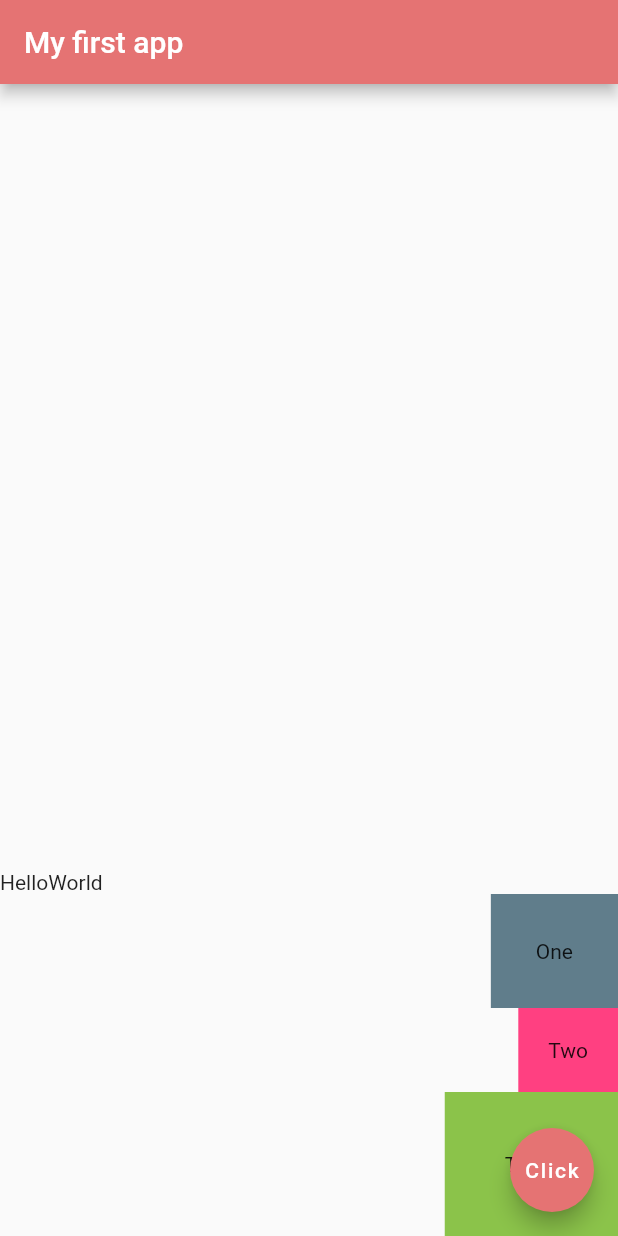
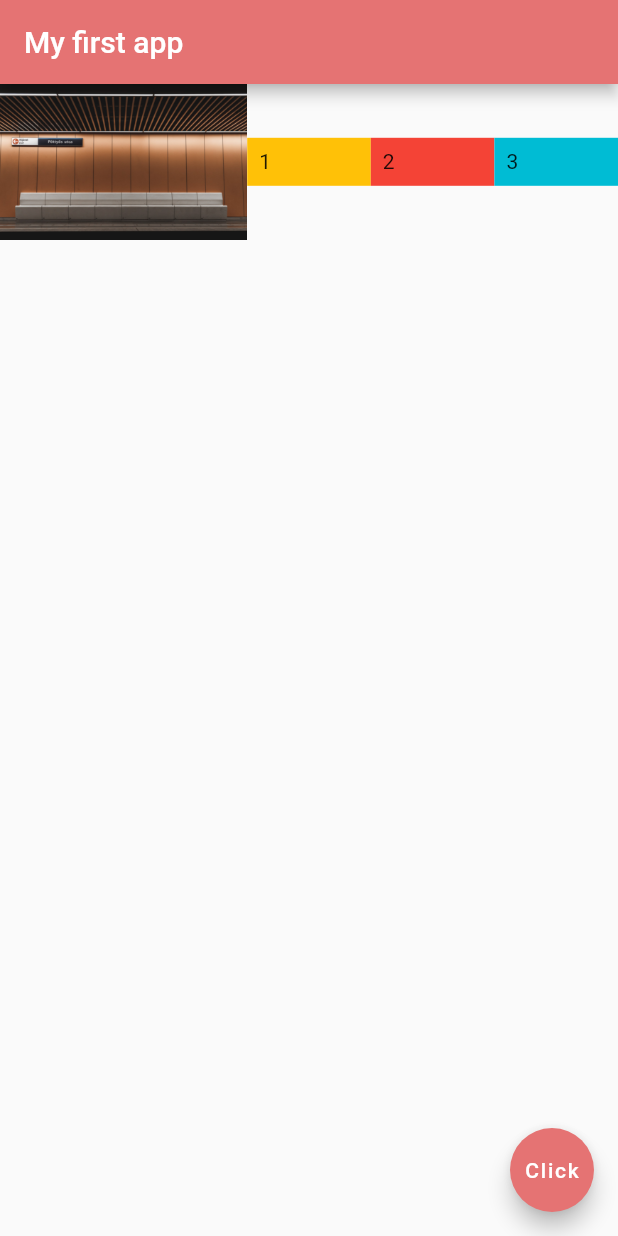
Before and after one commit to numoonchld/hello_world_flutter_app, a Flutter app: the screen it shows after launch, on a phone screen of 412 x 824 dp. Run offline on Flutter 3.47's test engine with Material 2 defaults, Android fonts, the phone set to English and light mode, and no system bars.

Commit message:
expanded widget, flex property

```diff
--- a/lib/main.dart
+++ b/lib/main.dart
@@ -13,33 +13,71 @@ class Home extends StatelessWidget {
         title: Text('My first app'),
         backgroundColor: Colors.red[300],
       ),
-      body: Column(
-        mainAxisAlignment: MainAxisAlignment.end,
-        crossAxisAlignment: CrossAxisAlignment.end,
+      body: Row(
         children: <Widget>[
-          Row(
-            children: <Widget>[
-              Text('Hello'),
-              Text('World'),
-            ],
+          Expanded(
+            flex: 2,
+            child: Image.asset('assets/station-1.jpeg'),
           ),
-          Container(
-            padding: EdgeInsets.all(30.00),
-            color: Colors.blueGrey,
-            child: Text('One'),
+          Expanded(
+            flex: 1,
+            child: Container(
+              child: Padding(
+                padding: const EdgeInsets.all(8.0),
+                child: Text('1'),
+              ),
+              color: Colors.amber,
+            ),
           ),
-          Container(
-            padding: EdgeInsets.all(20.00),
-            color: Colors.pinkAccent,
-            child: Text('Two'),
+          Expanded(
+            flex: 1,
+            child: Container(
+              child: Padding(
+                padding: const EdgeInsets.all(8.0),
+                child: Text('2'),
+              ),
+              color: Colors.red,
+            ),
           ),
-          Container(
-            padding: EdgeInsets.all(40.00),
-            color: Colors.lightGreen,
-            child: Text('Three'),
+          Expanded(
+            flex: 1,
+            child: Container(
+              child: Padding(
+                padding: const EdgeInsets.all(8.0),
+                child: Text('3'),
+              ),
+              color: Colors.cyan,
+            ),
           ),
         ],
       ),
+      // body: Column(
+      //   mainAxisAlignment: MainAxisAlignment.end,
+      //   crossAxisAlignment: CrossAxisAlignment.end,
+      //   children: <Widget>[
+      //     Row(
+      //       children: <Widget>[
+      //         Text('Hello'),
+      //         Text('World'),
+      //       ],
+      //     ),
+      //     Container(
+      //       padding: EdgeInsets.all(20.00),
+      //       color: Colors.pinkAccent,
+      //       child: Text('Two'),
+      //     ),
+      //     Container(
+      //       padding: EdgeInsets.all(30.00),
+      //       color: Colors.blueGrey,
+      //       child: Text('One'),
+      //     ),
+      //     Container(
+      //       padding: EdgeInsets.all(40.00),
+      //       color: Colors.lightGreen,
+      //       child: Text('Three'),
+      //     ),
+      //   ],
+      // ),
       // body: Row(
       //   mainAxisAlignment: MainAxisAlignment.spaceEvenly,
       //   crossAxisAlignment: CrossAxisAlignment.start,
```
